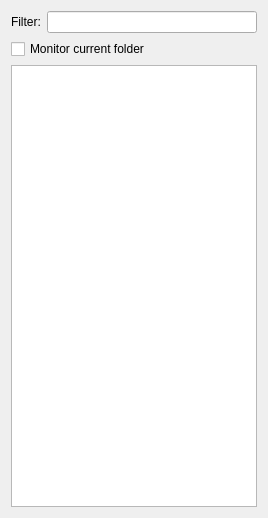
This is src/uis/file_browser.ui in yamedvedya/data_viewer as Qt 5 draws it before an edit. The edited form follows.
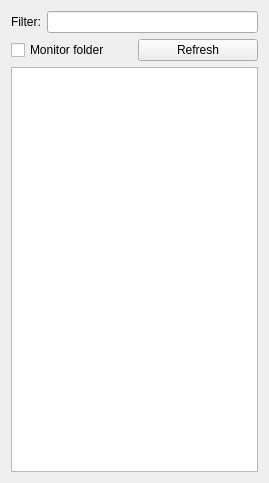
This is the edited form.

Commit message: Folder refresh

```diff
--- a/src/uis/file_browser.ui
+++ b/src/uis/file_browser.ui
@@ -6,8 +6,8 @@
    <rect>
     <x>0</x>
     <y>0</y>
-    <width>268</width>
-    <height>518</height>
+    <width>269</width>
+    <height>483</height>
    </rect>
   </property>
   <property name="windowTitle">
@@ -29,11 +29,22 @@
     </layout>
    </item>
    <item>
+    <layout class="QHBoxLayout" name="horizontalLayout_2">
+     <item>
     <widget class="QCheckBox" name="chk_monitor">
      <property name="text">
-      <string>Monitor current folder</string>
-     </property>
-    </widget>
+        <string>Monitor folder</string>
+       </property>
+      </widget>
+     </item>
+     <item>
+      <widget class="QPushButton" name="cmd_reload">
+       <property name="text">
+        <string>Refresh</string>
+       </property>
+      </widget>
+     </item>
+    </layout>
    </item>
    <item>
     <widget class="QTreeView" name="tr_file_browser">
```
Lines whose indentation alone changed are shown as unchanged. The commit also changes 4 other files.
